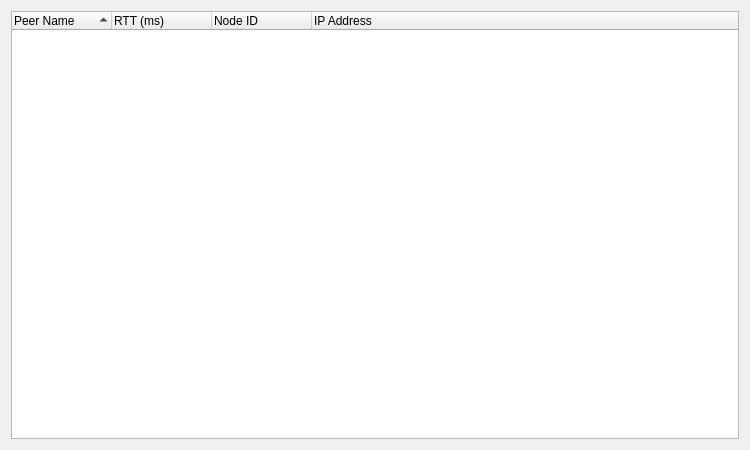
Above: retroshare-gui/src/gui/statistics/RttStatistics.ui from RetroShare/RetroShare before the change. Below: the same form after it.
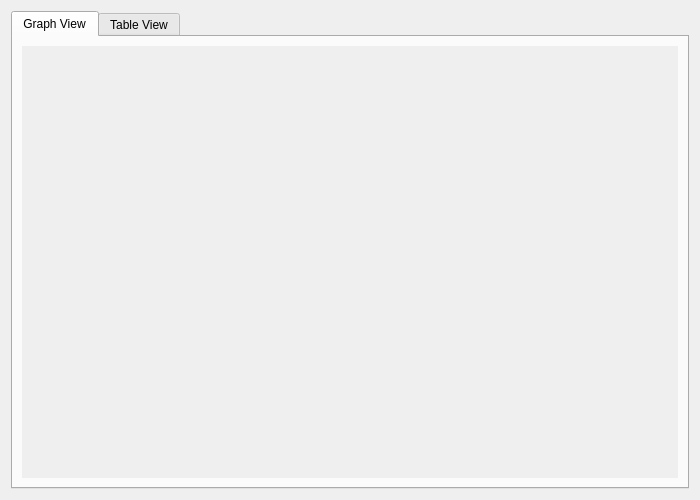
That is the form after the change.

Commit message: Restore graph view and use O(N) QHash lookup for the table view

What changed in the file:
```diff
--- a/retroshare-gui/src/gui/statistics/RttStatistics.ui
+++ b/retroshare-gui/src/gui/statistics/RttStatistics.ui
@@ -6,14 +6,61 @@
    <rect>
     <x>0</x>
     <y>0</y>
-    <width>750</width>
-    <height>450</height>
+    <width>700</width>
+    <height>500</height>
    </rect>
   </property>
   <property name="windowTitle">
    <string>RTT Statistics</string>
   </property>
-  <layout class="QVBoxLayout" name="verticalLayout">
+  <layout class="QVBoxLayout" name="verticalLayout_Main">
+   <item>
+    <widget class="QTabWidget" name="tabWidget">
+     <property name="currentIndex">
+      <number>0</number>
+     </property>
+     
+     <widget class="QWidget" name="tab_graph">
+      <attribute name="title">
+       <string>Graph View</string>
+      </attribute>
+      <layout class="QGridLayout" name="gridLayout_Graph">
+       <item row="0" column="0">
+        <widget class="QSplitter" name="splitter">
+         <property name="orientation">
+          <enum>Qt::Vertical</enum>
+         </property>
+         <widget class="QScrollArea" name="_tunnel_statistics_F">
+          <property name="frameShape">
+           <enum>QFrame::NoFrame</enum>
+          </property>
+          <property name="horizontalScrollBarPolicy">
+           <enum>Qt::ScrollBarAlwaysOff</enum>
+          </property>
+          <property name="widgetResizable">
+           <bool>true</bool>
+          </property>
+          <widget class="QWidget" name="scrollAreaWidgetContents">
+           <property name="geometry">
+            <rect>
+             <x>0</x>
+             <y>0</y>
+             <width>100</width>
+             <height>100</height>
+            </rect>
+           </property>
+          </widget>
+         </widget>
+        </widget>
+       </item>
+      </layout>
+     </widget>
+
+     <widget class="QWidget" name="tab_table">
+      <attribute name="title">
+       <string>Table View</string>
+      </attribute>
+      <layout class="QVBoxLayout" name="verticalLayout_Table">
    <item>
     <widget class="QTreeWidget" name="treeWidget">
      <property name="rootIsDecorated">
@@ -49,6 +96,13 @@
    </item>
   </layout>
  </widget>
- <resources/>
+
+    </widget>
+   </item>
+  </layout>
+ </widget>
+ <resources>
+  <include location="images.qrc"/>
+ </resources>
  <connections/>
 </ui>
```
Lines whose indentation alone changed are shown as unchanged. The commit also changes 2 other files.
